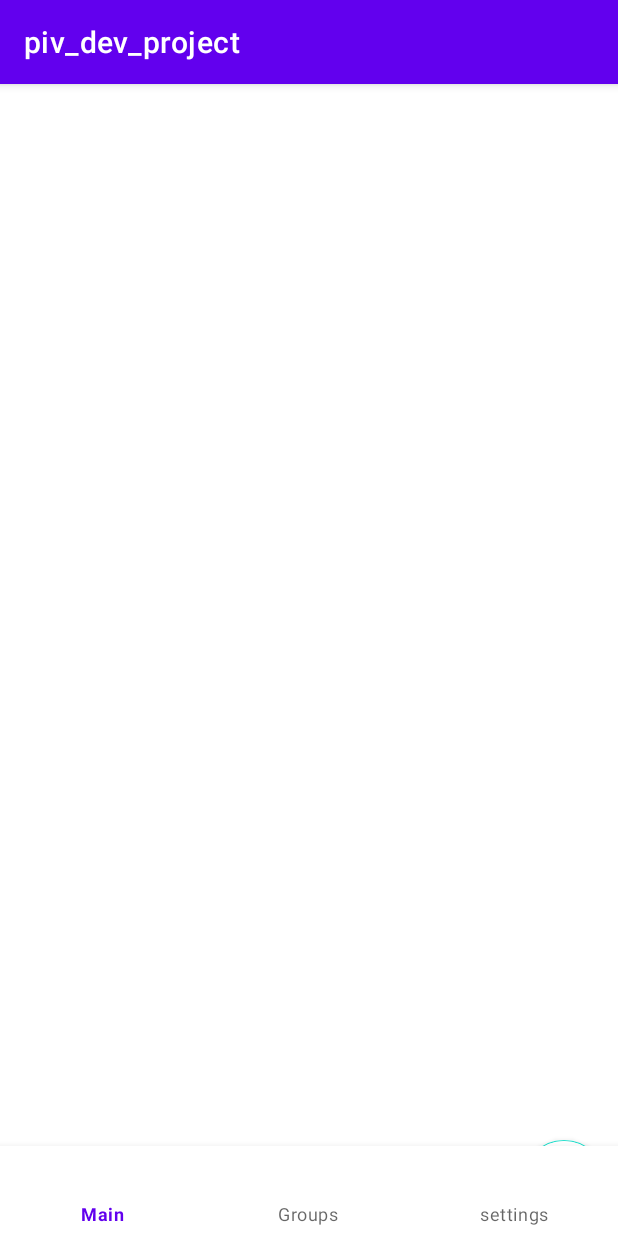
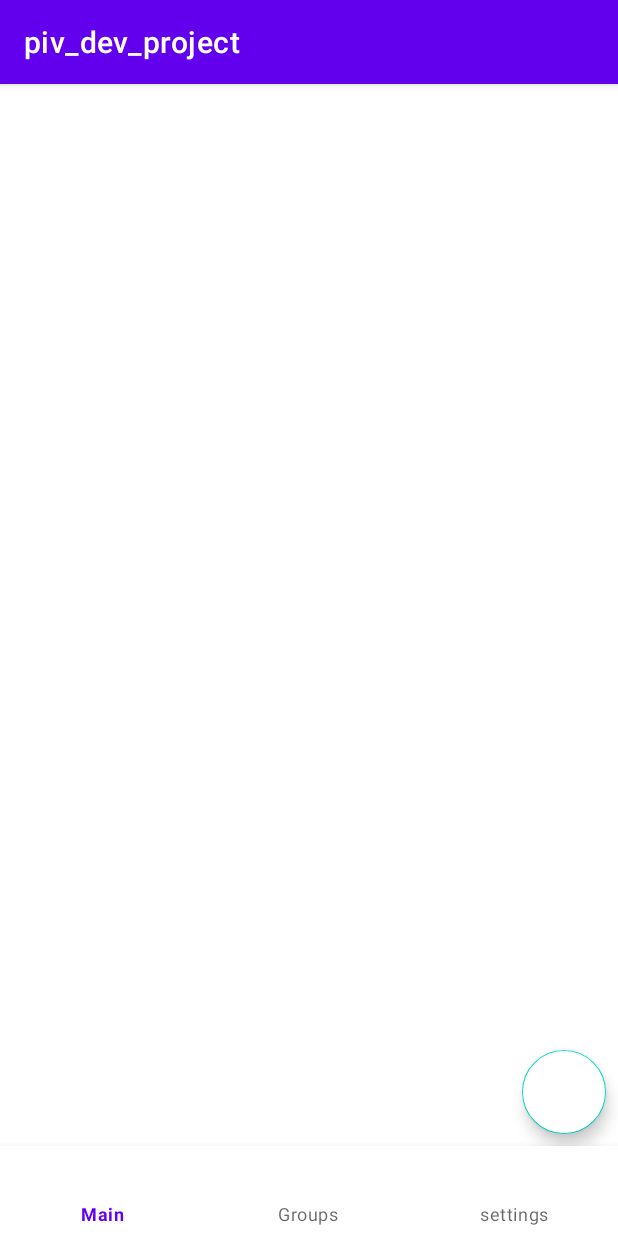
Before and after one commit to MasterNikPro/piv_dev_project, an Android app: the screen it shows after launch once a user with an empty profile is signed in (MainActivity), on a phone screen of 412 x 824 dp. Run offline under Robolectric (Android 15) with nearby library versions, the phone set to English and light mode, and no system bars; our stand-ins replace Firebase (no records; nobody signed in at launch, a user with empty details on screens opened directly).

Commit message:
fix main fragment

```diff
--- a/app/src/main/java/com/example/piv_dev_project/MainActivity.java
+++ b/app/src/main/java/com/example/piv_dev_project/MainActivity.java
@@ -26,7 +26,7 @@ public class MainActivity extends AppCompatActivity {
         currentUser = mAuth.getCurrentUser();
         if (currentUser != null) {
             currentUser.reload();
-            Intent intent = new Intent(this, MainActivity.class);
+
         } else {
             Intent intent = new Intent(MainActivity.this, RegisterActivity.class);
             startActivity(intent);
--- a/app/src/main/res/layout/activity_main.xml
+++ b/app/src/main/res/layout/activity_main.xml
@@ -20,6 +20,7 @@
         android:layout_height="match_parent"
         app:defaultNavHost="true"
         app:navGraph="@navigation/nav_graph"
+        android:layout_above="@id/bottomNavigationView"
         />
 
 </RelativeLayout>
```
